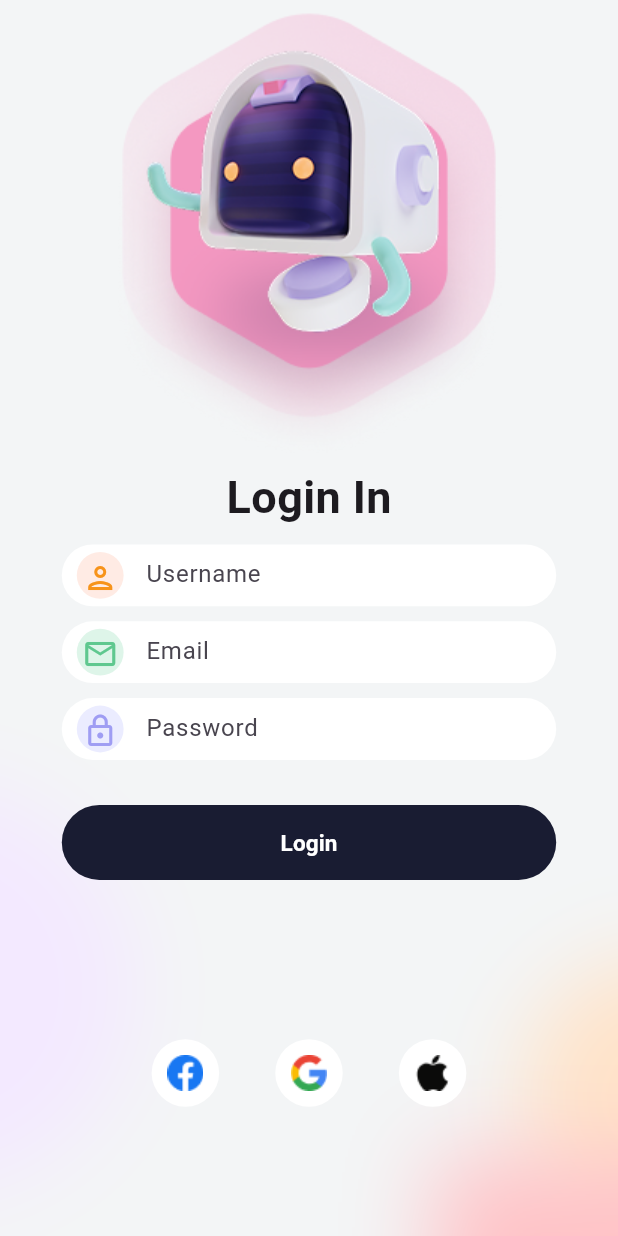
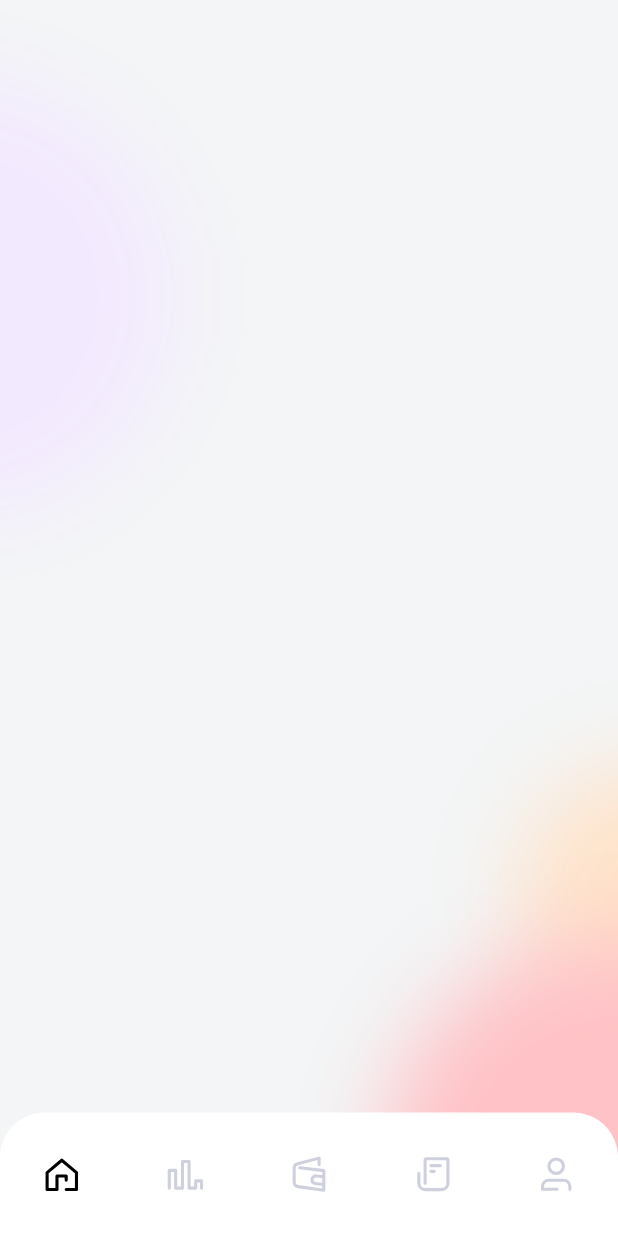
Before and after one commit to wolfguidao/flutter_beautiful_ui, a Flutter app: the screen it shows after launch, after a tap on "Login", on a phone screen of 412 x 824 dp. Run offline on Flutter 3.47's test engine with Material 3 defaults, Android fonts, the phone set to English and light mode, and no system bars; our stand-ins replace flutter_svg, go_router.

Commit message:
feat：Add go_touter to manage router and complete wallet navigation.

```diff
--- a/lib/gen/assets.gen.dart
+++ b/lib/gen/assets.gen.dart
@@ -33,16 +33,36 @@ class $ImagesWeb3walletGen {
   AssetGenImage get walletGoogle =>
       const AssetGenImage('images/web3wallet/wallet_google.png');
 
+  /// File path: images/web3wallet/wallet_home.svg
+  String get walletHome => 'images/web3wallet/wallet_home.svg';
+
   /// File path: images/web3wallet/wallet_login_robot.png
   AssetGenImage get walletLoginRobot =>
       const AssetGenImage('images/web3wallet/wallet_login_robot.png');
 
+  /// File path: images/web3wallet/wallet_news.svg
+  String get walletNews => 'images/web3wallet/wallet_news.svg';
+
+  /// File path: images/web3wallet/wallet_profile.svg
+  String get walletProfile => 'images/web3wallet/wallet_profile.svg';
+
+  /// File path: images/web3wallet/wallet_rate.svg
+  String get walletRate => 'images/web3wallet/wallet_rate.svg';
+
+  /// File path: images/web3wallet/wallet_wallet.svg
+  String get walletWallet => 'images/web3wallet/wallet_wallet.svg';
+
   /// List of all assets
-  List<AssetGenImage> get values => [
+  List<dynamic> get values => [
     walletApple,
     walletFacebook,
     walletGoogle,
+    walletHome,
     walletLoginRobot,
+    walletNews,
+    walletProfile,
+    walletRate,
+    walletWallet,
   ];
 }
 
--- a/lib/main.dart
+++ b/lib/main.dart
@@ -1,5 +1,5 @@
 import 'package:flutter/material.dart';
-import 'package:flutter_beautiful_ui/web3wallet/login/wallet_login_page.dart';
+import 'package:flutter_beautiful_ui/web3wallet/router/walle_router.dart';
 
 void main() {
   runApp(const MyApp());
@@ -9,8 +9,9 @@ class MyApp extends StatelessWidget {
   const MyApp({super.key});
   @override
   Widget build(BuildContext context) {
-    return MaterialApp(
-      home: WalletLoginPage(),
+    return MaterialApp.router(
+      debugShowCheckedModeBanner: false,
+      routerConfig: WalleRouter.router,
     );
   }
 }
--- a/lib/web3wallet/login/widget/login_background.dart
+++ /dev/null
@@ -1,71 +0,0 @@
-import 'package:flutter/material.dart';
-
-class LoginBackground extends StatelessWidget {
-  final Widget child;
-  const LoginBackground({super.key, required this.child});
-
-  @override
-  Widget build(BuildContext context) {
-    return SizedBox(
-      width: double.infinity,
-      child: Stack(
-        children: [
-          Positioned(
-            bottom: 50,
-            left: -160,
-            child: Container(
-              width: 231,
-              height: 231,
-              decoration: BoxDecoration(
-                shape: BoxShape.circle,
-                boxShadow: [
-                  BoxShadow(
-                    color: Color(0xfff3e9ff),
-                    blurRadius: 50,
-                    spreadRadius: 20,
-                  ),
-                ],
-              ),
-            ),
-          ),
-          Positioned(
-            bottom: 20,
-            right: -100,
-            child: Container(
-              width: 145,
-              height: 145,
-              decoration: BoxDecoration(
-                shape: BoxShape.circle,
-                boxShadow: [
-                  BoxShadow(
-                    color: Color(0xffffe3c9),
-                    blurRadius: 50,
-                    spreadRadius: 20,
-                  ),
-                ],
-              ),
-            ),
-          ),
-          Positioned(
-            bottom: -120,
-            right: -50,
-            child: Container(
-              width: 153,
-              height: 153,
-              decoration: BoxDecoration(
-                boxShadow: [
-                  BoxShadow(
-                    color: Color(0xffffc2c6),
-                    blurRadius: 50,
-                    spreadRadius: 20,
-                  ),
-                ],
-              ),
-            ),
-          ),
-          child,
-        ],
-      ),
-    );
-  }
-}
--- a/lib/web3wallet/login/wallet_login_page.dart
+++ b/lib/web3wallet/presentation/login/wallet_login_page.dart
@@ -1,6 +1,6 @@
 import 'package:flutter/material.dart';
-import 'package:flutter_beautiful_ui/web3wallet/login/widget/login_background.dart';
-import 'package:flutter_beautiful_ui/web3wallet/login/widget/login_form.dart';
+import 'package:flutter_beautiful_ui/web3wallet/presentation/login/widget/login_background.dart';
+import 'package:flutter_beautiful_ui/web3wallet/presentation/login/widget/login_form.dart';
 
 class WalletLoginPage extends StatefulWidget {
   const WalletLoginPage({super.key});
--- /dev/null
+++ b/lib/web3wallet/presentation/login/widget/login_background.dart
@@ -0,0 +1,34 @@
+import 'package:flutter/material.dart';
+import 'package:flutter_beautiful_ui/web3wallet/widget/blur_color_widget.dart';
+
+class LoginBackground extends StatelessWidget {
+  final Widget child;
+  const LoginBackground({super.key, required this.child});
+
+  @override
+  Widget build(BuildContext context) {
+    return SizedBox(
+      width: double.infinity,
+      child: Stack(
+        children: [
+          Positioned(
+            bottom: 50,
+            left: -160,
+            child: BlurColorWidget(size: 231, color: Color(0xfff3e9ff)),
+          ),
+          Positioned(
+            bottom: 20,
+            right: -100,
+            child: BlurColorWidget(size: 145, color: Color(0xffffe3c9)),
+          ),
+          Positioned(
+            bottom: -120,
+            right: -50,
+            child: BlurColorWidget(size: 153, color: Color(0xffffc2c6)),
+          ),
+          child,
+        ],
+      ),
+    );
+  }
+}
--- a/lib/web3wallet/login/widget/login_form.dart
+++ b/lib/web3wallet/presentation/login/widget/login_form.dart
@@ -1,5 +1,6 @@
 import 'package:flutter/material.dart';
 import 'package:flutter_beautiful_ui/gen/assets.gen.dart';
+import 'package:go_router/go_router.dart';
 
 class LoginForm extends StatefulWidget {
   const LoginForm({super.key});
@@ -9,9 +10,11 @@ class LoginForm extends StatefulWidget {
 }
 
 class _LoginFormState extends State<LoginForm> with TickerProviderStateMixin {
+  late AnimationController _logoController;
   late AnimationController _titleController;
   late AnimationController _inputAndButtonController;
   late AnimationController _typeController;
+  late Animation<double> _logoAnimation;
   late Animation<double> _titleAnimation;
   late Animation<double> _usernameAnimation;
   late Animation<double> _emailAnimation;
@@ -22,6 +25,10 @@ class _LoginFormState extends State<LoginForm> with TickerProviderStateMixin {
   @override
   void initState() {
     //Init AnimationController
+    _logoController = AnimationController(
+      vsync: this,
+      duration: Duration(seconds: 2),
+    );
     _titleController = AnimationController(
       duration: Duration(seconds: 1),
       vsync: this,
@@ -35,6 +42,11 @@ class _LoginFormState extends State<LoginForm> with TickerProviderStateMixin {
       duration: Duration(milliseconds: 500),
     );
 
+    ///Init Logo Animation
+    _logoAnimation=CurvedAnimation(
+      parent: _logoController,
+      curve: Curves.easeIn,
+    );
     ///Init Title Animation
     _titleAnimation = CurvedAnimation(
       parent: _titleController,
@@ -66,6 +78,7 @@ class _LoginFormState extends State<LoginForm> with TickerProviderStateMixin {
     );
 
     /// Start Animation
+    _logoController.repeat(reverse: true);
     _titleController.forward();
     _titleController.addStatusListener((status) {
       if (status == AnimationStatus.completed) {
@@ -82,6 +95,7 @@ class _LoginFormState extends State<LoginForm> with TickerProviderStateMixin {
 
   @override
   void dispose() {
+    _logoController.dispose();
     _titleController.dispose();
     _inputAndButtonController.dispose();
     _typeController.dispose();
@@ -98,7 +112,16 @@ class _LoginFormState extends State<LoginForm> with TickerProviderStateMixin {
         crossAxisAlignment: CrossAxisAlignment.center,
         children: [
           // Logo
-          Image.asset(Assets.images.web3wallet.walletLoginRobot.path),
+          AnimatedBuilder(
+            animation: _logoAnimation,
+            builder: (context, child) {
+              return Transform.translate(
+                offset: Offset(0, 10 * (1 - _logoAnimation.value)),
+                child: child,
+              );
+            },
+            child: Image.asset(Assets.images.web3wallet.walletLoginRobot.path),
+          ),
           // Titile
           AnimatedBuilder(
             animation: _titleAnimation,
@@ -167,7 +190,7 @@ class _LoginFormState extends State<LoginForm> with TickerProviderStateMixin {
                   backgroundColor: Color(0xff191C32),
                   minimumSize: Size(w * 0.8, 50),
                 ),
-                onPressed: () {},
+                onPressed: ()=>context.go("/home"),
                 child: Text(
                   "Login",
                   style: TextStyle(
--- /dev/null
+++ b/lib/web3wallet/presentation/navigation/wallet_navigation_page.dart
@@ -0,0 +1,79 @@
+import 'package:flutter_beautiful_ui/gen/assets.gen.dart';
+import 'package:flutter_beautiful_ui/web3wallet/presentation/navigation/widget/wallet_bottom_navigation.dart';
+import 'package:flutter_svg/flutter_svg.dart';
+import 'package:flutter/material.dart';
+import 'package:flutter_beautiful_ui/web3wallet/widget/blur_color_widget.dart';
+
+class WalletNavigationPage extends StatefulWidget {
+  const WalletNavigationPage({super.key});
+
+  @override
+  State<WalletNavigationPage> createState() => _WalletNavigationPageState();
+}
+
+class _WalletNavigationPageState extends State<WalletNavigationPage> {
+  int _pageIndex = 0;
+  final List<String> _navItemIcon = [
+    Assets.images.web3wallet.walletHome,
+    Assets.images.web3wallet.walletRate,
+    Assets.images.web3wallet.walletWallet,
+    Assets.images.web3wallet.walletNews,
+    Assets.images.web3wallet.walletProfile,
+  ];
+
+
+  @override
+  Widget build(BuildContext context) {
+    final double w = MediaQuery.sizeOf(context).width;
+    final double h = MediaQuery.sizeOf(context).height;
+    return Scaffold(
+      backgroundColor: Color(0xfff3f5f6),
+      body: SizedBox(
+        width: double.infinity,
+        height: double.infinity,
+        child: SafeArea(
+          bottom: false,
+          child: Stack(
+            children: [
+              Positioned(
+                top: h * 0.1,
+                left: -w * 0.35,
+                child: BlurColorWidget(size: 231, color: Color(0xffF3E9FF)),
+              ),
+              Positioned(
+                right: -w * 0.2,
+                bottom: h * 0.2,
+                child: BlurColorWidget(size: 119, color: Color(0xffFFE3C9)),
+              ),
+              Positioned(
+                bottom: -h * 0.1,
+                right: -w * 0.3,
+                child: BlurColorWidget(size: 251, color: Color(0xffFFC2C6)),
+              ),
+              Positioned(
+                bottom: 0,
+                child: WalletBottomNavigation(
+                  navItems: List<Widget>.generate(_navItemIcon.length, (index) {
+                    return SvgPicture.asset(
+                      _navItemIcon[index],
+                      width: w * 0.06,
+                      colorFilter: ColorFilter.mode(
+                        index == _pageIndex ? Colors.black : Color(0xffCED0DE),
+                        BlendMode.srcIn,
+                      ),
+                    );
+                  }),
+                  onNavChanged: (index) {
+                    setState(() {
+                      _pageIndex = index;
+                    });
+                  },
+                ),
+              ),
+            ],
+          ),
+        ),
+      ),
+    );
+  }
+}
--- /dev/null
+++ b/lib/web3wallet/presentation/navigation/widget/wallet_bottom_navigation.dart
@@ -0,0 +1,37 @@
+import 'package:flutter/material.dart';
+
+class WalletBottomNavigation extends StatelessWidget {
+  final List<Widget> navItems;
+  final ValueChanged<int> onNavChanged;
+  const WalletBottomNavigation({
+    super.key,
+    required this.navItems,
+    required this.onNavChanged,
+  });
+
+  @override
+  Widget build(BuildContext context) {
+    final double w = MediaQuery.sizeOf(context).width;
+    final double h = MediaQuery.sizeOf(context).height;
+    return Container(
+      width: w,
+      height: h * 0.1,
+      decoration: BoxDecoration(
+        color: Colors.white,
+        borderRadius: BorderRadius.only(
+          topLeft: Radius.circular(30),
+          topRight: Radius.circular(30),
+        ),
+      ),
+      child: Row(
+        mainAxisAlignment: MainAxisAlignment.spaceAround,
+        children: List<Widget>.generate(navItems.length, (index) {
+          return InkWell(
+            onTap: () => onNavChanged(index),
+            child: navItems[index],
+          );
+        }),
+      ),
+    );
+  }
+}
--- /dev/null
+++ b/lib/web3wallet/router/walle_router.dart
@@ -0,0 +1,12 @@
+import 'package:flutter_beautiful_ui/web3wallet/presentation/navigation/wallet_navigation_page.dart';
+import 'package:flutter_beautiful_ui/web3wallet/presentation/login/wallet_login_page.dart';
+import 'package:go_router/go_router.dart';
+
+class WalleRouter {
+  static final GoRouter router = GoRouter(
+    routes: [
+      GoRoute(path: '/', builder: (context, state) => WalletLoginPage()),
+      GoRoute(path: '/home',builder: (context, state) => WalletNavigationPage(),)
+    ],
+  );
+}
--- a/lib/web3wallet/welcome_page.dart
+++ /dev/null
@@ -1,31 +0,0 @@
-import 'package:flutter/material.dart';
-
-class WelcomePage extends StatefulWidget {
-  const WelcomePage({super.key});
-
-  @override
-  State<WelcomePage> createState() => _WelcomePageState();
-}
-
-class _WelcomePageState extends State<WelcomePage> {
-  @override
-  Widget build(BuildContext context) {
-    return SafeArea(
-      child: Container(
-        width: MediaQuery.sizeOf(context).width,
-        height: MediaQuery.sizeOf(context).height,
-        decoration: BoxDecoration(
-          gradient: LinearGradient(colors: [
-            Color(0xffd0bb95),
-
-          ])
-        ),
-        child: Column(
-          children: [
-
-          ],
-        ),
-      ),
-    );
-  }
-}
--- /dev/null
+++ b/lib/web3wallet/widget/blur_color_widget.dart
@@ -0,0 +1,34 @@
+import 'package:flutter/material.dart';
+
+class BlurColorWidget extends StatelessWidget {
+  final double size;
+  final Color color;
+  final double blurRadius;
+  final double spreadRadius;
+
+  const BlurColorWidget({
+    super.key,
+    required this.size,
+    required this.color,
+    this.blurRadius = 50,
+    this.spreadRadius = 30,
+  });
+
+  @override
+  Widget build(BuildContext context) {
+    return Container(
+      width: size,
+      height: size,
+      decoration: BoxDecoration(
+        shape: BoxShape.circle,
+        boxShadow: [
+          BoxShadow(
+            color: color,
+            blurRadius: blurRadius,
+            spreadRadius: spreadRadius,
+          ),
+        ],
+      ),
+    );
+  }
+}
--- a/pubspec.yaml
+++ b/pubspec.yaml
@@ -34,6 +34,8 @@ dependencies:
   # The following adds the Cupertino Icons font to your application.
   # Use with the CupertinoIcons class for iOS style icons.
   cupertino_icons: ^1.0.8
+  go_router: ^17.0.1
+  flutter_svg: ^2.2.3
 
 dev_dependencies:
   flutter_test:
```
Also changed, not shown: images/web3wallet/wallet_home.svg (added), images/web3wallet/wallet_news.svg (added), images/web3wallet/wallet_profile.svg (added), images/web3wallet/wallet_rate.svg (added), images/web3wallet/wallet_wallet.svg (added), pubspec.lock.
